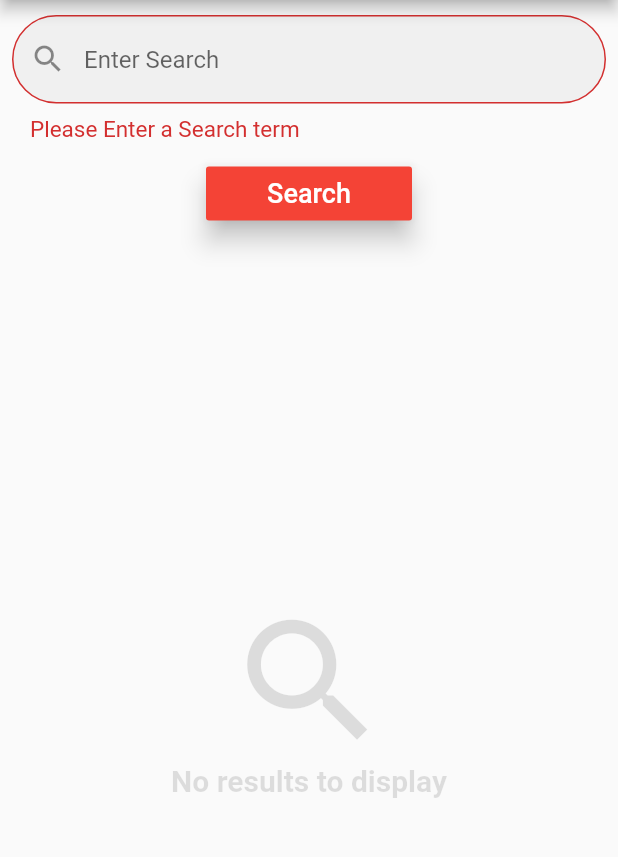
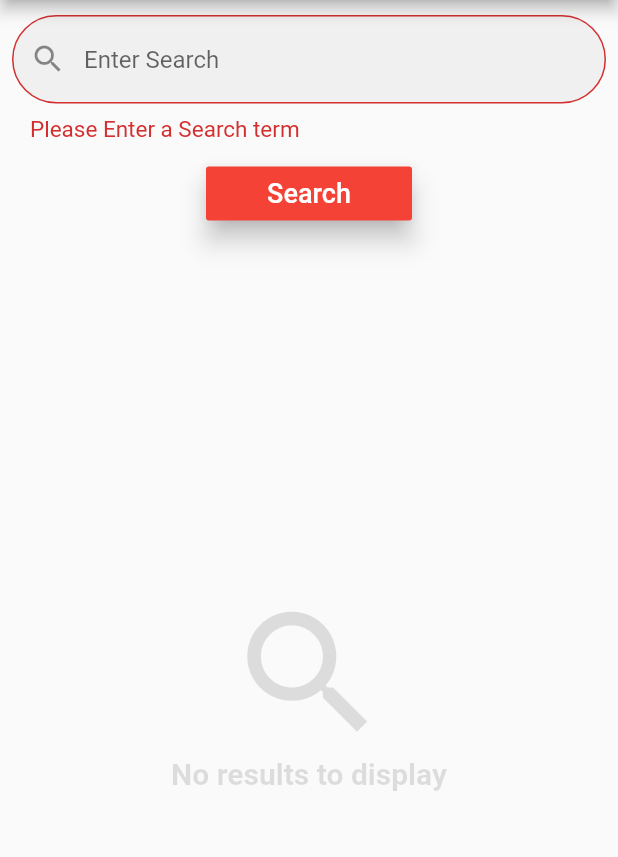
Before and after one commit to rydam1403/Restaurant_Search_API, a Flutter app: the screen it shows after launch, after a tap on "Search", on a phone screen of 412 x 824 dp, the part 84-941 px from its top. Run offline on Flutter 3.47's test engine with Material 2 defaults, Android fonts, the phone set to English and light mode, and no system bars; our stand-ins replace dio, flutter_dotenv, smooth_star_rating; network calls fail; statements that could not run were skipped.

Commit message:
after some changes

```diff
--- a/lib/SearchPage.dart
+++ b/lib/SearchPage.dart
@@ -17,8 +17,8 @@ class _SearchPageState extends State<SearchPage> {
 
   @override
   Widget build(BuildContext context) {
+    final api = Provider.of<ZomatoApi>(context);
     final state = Provider.of<AppState>(context);
-    final api = Provider.of<ZomatoApi>(context);
 
     return SafeArea(
         child: Scaffold(
@@ -34,7 +34,7 @@ class _SearchPageState extends State<SearchPage> {
                   );
                 },
                 child: Padding(
-                    padding: EdgeInsets.symmetric(horizontal: 15.0),
+                    padding: EdgeInsets.symmetric(horizontal: 15),
                   child: Icon(
                     Icons.tune,
                   ),
@@ -56,7 +56,6 @@ class _SearchPageState extends State<SearchPage> {
                       });
                     }
                 )),
-              SizedBox(height: 10.0,),
               query == null
                   ? Expanded(
                   child: Column(
@@ -70,7 +69,7 @@ class _SearchPageState extends State<SearchPage> {
                       Text(
                         'No results to display',
                         style: TextStyle(
-                          fontSize: 20.0,
+                          fontSize: 20,
                           color: Colors.black12,
                           fontWeight: FontWeight.bold,
                         ),
--- a/lib/api.dart
+++ b/lib/api.dart
@@ -25,11 +25,10 @@ class ZomatoApi{
     },
   ));
 
-  List<Categories> _categories;
 
   Future loadCategories() async {
     final response = await _dio.get('categories');
-    final data = response.data('categories');
+    final data = response.data['categories'];
     categories.addAll( data.map<Categories>((json) => Categories (
       json['categories']['id'],
       json['categories']['name'],
--- a/lib/app_state.dart
+++ b/lib/app_state.dart
@@ -1,5 +1,4 @@
 import 'search_filter_page.dart';
-import 'restaurant_item.dart';
 import 'api.dart';
 
 class AppState{
--- a/lib/main.dart
+++ b/lib/main.dart
@@ -1,9 +1,6 @@
 import 'package:flutter/material.dart';
 import 'SearchPage.dart';
 import 'package:flutter_dotenv/flutter_dotenv.dart';
-import 'package:dio/dio.dart';
-import 'search_form.dart';
-import 'search_filter_page.dart';
 import 'package:provider/provider.dart';
 import 'app_state.dart';
 import 'api.dart';
@@ -19,7 +16,7 @@ void main() async{
       MultiProvider(
         providers: [
           Provider(create: (context) => api),
-          Provider(create: (context) => AppState())
+          Provider(create: (context) => AppState()),
         ],
         child: RestaurantSearchApp(),
       ),
--- a/lib/restaurant_item.dart
+++ b/lib/restaurant_item.dart
@@ -105,7 +105,7 @@ class Restaurant{
   });
   factory Restaurant(Map json) => Restaurant._(
       name: json['restaurant']['name'],
-      address: json['restaurant']['address'],
+      address: json['restaurant']['location']['address'],
       rating:
       json['restaurant']['user_rating']['aggregate_rating']?.toString(),
       reviews: json['restaurant']['all_reviews_count'],
--- a/lib/search_form.dart
+++ b/lib/search_form.dart
@@ -1,7 +1,5 @@
 import 'package:flutter/material.dart';
-import 'SearchPage.dart';
-import 'restaurant_item.dart';
-import 'search_filter_page.dart';
+
 
 class SearchForm extends StatefulWidget {
   SearchForm({this.onSearch});
@@ -44,13 +42,10 @@ class _SearchFormState extends State<SearchForm> {
                 }
             )),
         SizedBox(
-          height: 10.0,
+          height: 10,
         ),
         Container(
-          width: MediaQuery
-              .of(context)
-              .size
-              .width / 3.0,
+          width: MediaQuery.of(context).size.width/3.0,
           child: RaisedButton(
             child: Text(
               'Search',
```
Also changed, not shown: lib/search_filter_page.dart (+5 -10 lines).
